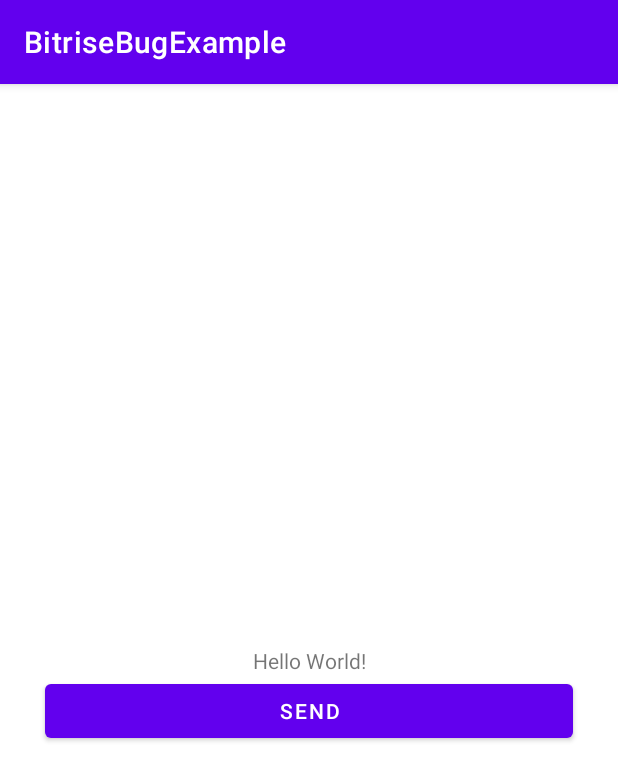
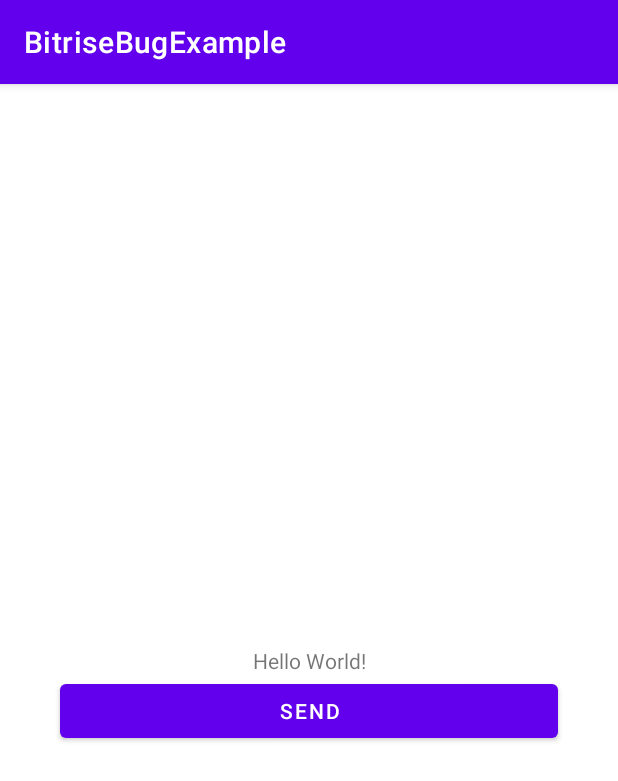
Before and after one commit to wise4rmgod/BitriseBugExample, an Android app: the screen it shows after launch (MainActivity), on a phone screen of 412 x 824 dp. Shown: the top 781 px of the screen. Run offline under Robolectric (Android 15) with nearby library versions, the phone set to English and light mode, and no system bars.

```diff
--- a/app/src/main/res/layout/activity_main.xml
+++ b/app/src/main/res/layout/activity_main.xml
@@ -20,8 +20,8 @@
         android:id="@+id/btn"
         android:layout_width="match_parent"
         android:layout_height="wrap_content"
-        android:layout_marginStart="30dp"
-        android:layout_marginEnd="30dp"
+        android:layout_marginStart="40dp"
+        android:layout_marginEnd="40dp"
         android:text="send"
         app:layout_constraintTop_toBottomOf="@id/textx" />
 
```
